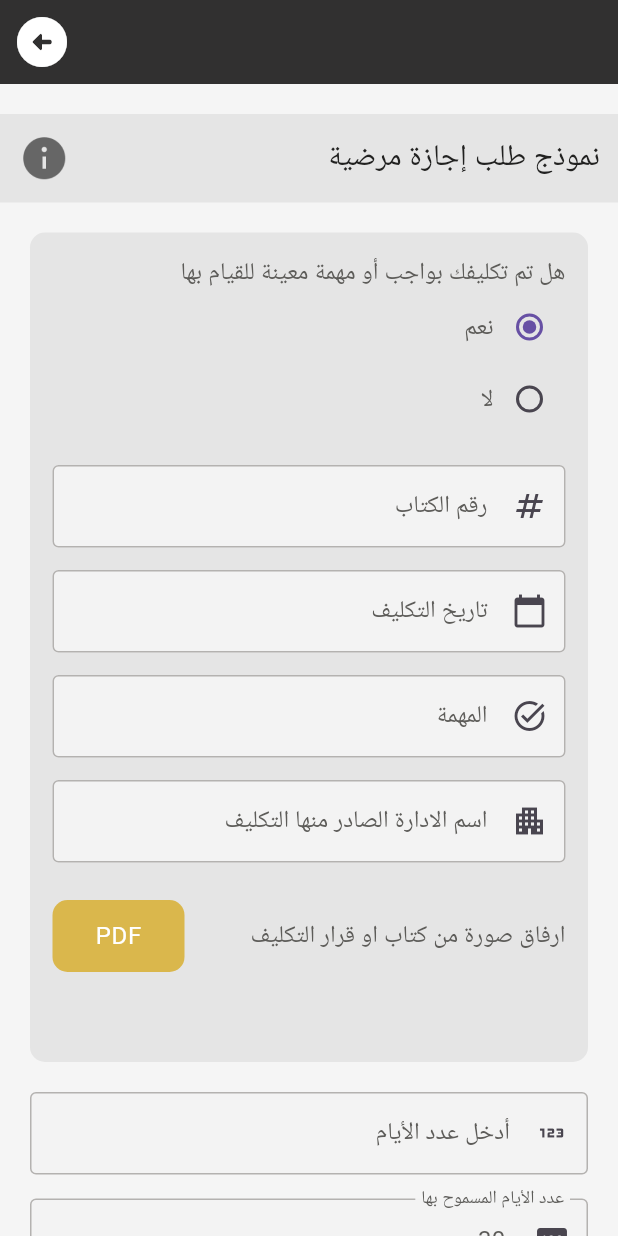
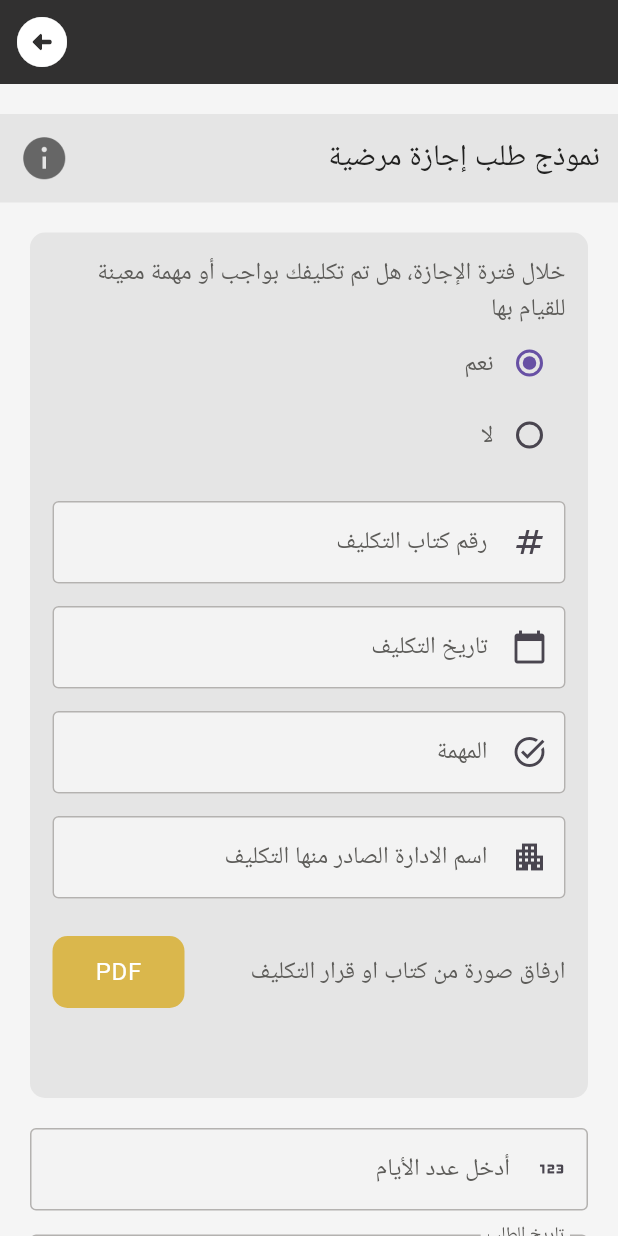
Before and after one commit to Ekram20/qacc_application, a Flutter app: the SickLeaveRequest screen opened by its route, on a phone screen of 412 x 824 dp. Run offline on Flutter 3.47's test engine with Material 3 defaults, Android fonts, the phone set to English and light mode, and no system bars; our stand-ins replace auto_route, file_picker, font_awesome_flutter, gap, smooth_page_indicator; missing offline and left inert: syncfusion_flutter_pdfviewer; Roboto replaces fonts that are missing (Cairo).

Commit message:
التعديلات

```diff
--- a/lib/views/sick_leave_request.dart
+++ b/lib/views/sick_leave_request.dart
@@ -137,15 +137,6 @@ class _SickLeaveRequestState extends State<SickLeaveRequest> {
                         onChanged: (value) {
                           setState(() {});
                         },
-                      ),
-                      Gap(16.0), // مسافة بين الحقول
-                      // حقل عدد الأيام المسموح بها
-                      CustomTextField(
-                        controller: TextEditingController(text: "30"),
-                        readOnly: true,
-                        keyboardType: TextInputType.text,
-                        labelText: 'عدد الأيام المسموح بها',
-                        icon: Icons.pin_rounded,
                       ),
                       Gap(16.0), // مسافة بين الحقول
                       DateFormFieldWidget(
--- a/lib/widgets/task_check_form.dart
+++ b/lib/widgets/task_check_form.dart
@@ -62,7 +62,7 @@ class TaskCheckForm extends StatelessWidget {
         child: Column(
           crossAxisAlignment: CrossAxisAlignment.start,
           children: [
-            Text('هل تم تكليفك بواجب أو مهمة معينة للقيام بها',
+            Text('خلال فترة الإجازة، هل تم تكليفك بواجب أو مهمة معينة للقيام بها',
                 style: Theme.of(context).textTheme.bodyMedium),
             Row(
               children: [
@@ -91,7 +91,7 @@ class TaskCheckForm extends StatelessWidget {
                 children: [
                   CustomTextField(
                       controller: bookNumberController,
-                      labelText: 'رقم الكتاب',
+                      labelText: 'رقم كتاب التكليف',
                       icon: Icons.numbers,
                       validator: bookNumberValidator),
                   Gap(15.0),
```
